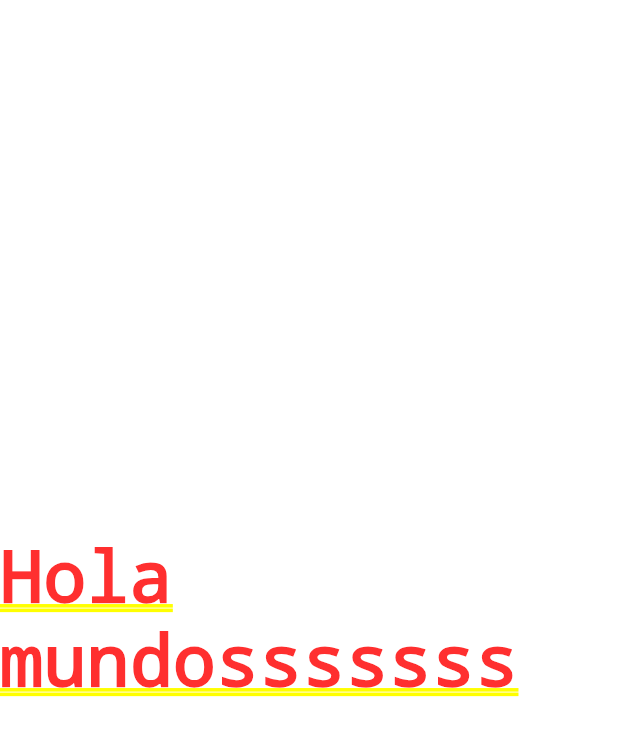
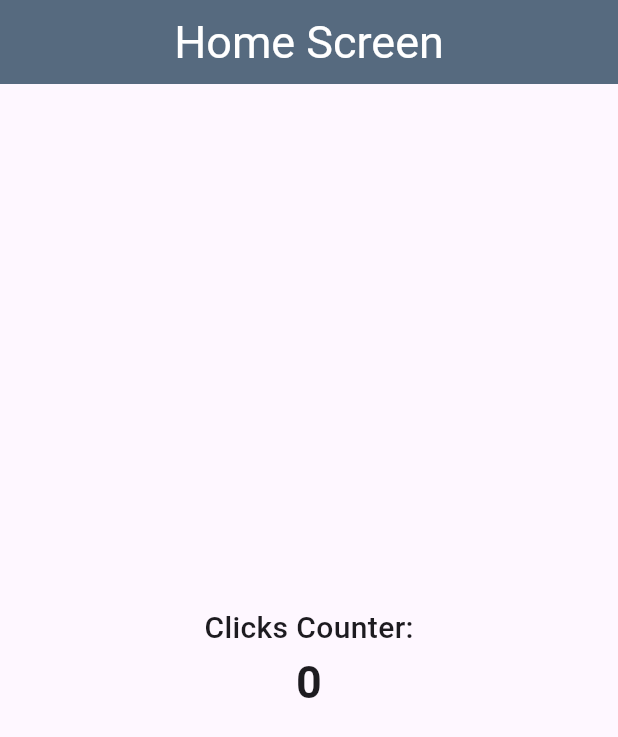
Before and after one commit to RudyCancax/First-Flutter-App, a Flutter app: the screen it shows after launch, on a phone screen of 412 x 824 dp. Shown: the top 737 px of the screen. Run offline on Flutter 3.47's test engine with Material 3 defaults, Android fonts, the phone set to English and light mode, and no system bars.

Commit message:
Feat: Scafold, column and text styles

```diff
--- a/lib/main.dart
+++ b/lib/main.dart
@@ -10,6 +10,9 @@ class MyApp extends StatelessWidget {
 
   @override
   Widget build(BuildContext context) {
-    return const HomeScreen();
+    return const MaterialApp(
+      debugShowCheckedModeBanner: false,
+      home: HomeScreen(),
+    );
   }
 }
--- a/lib/screens/home_screen.dart
+++ b/lib/screens/home_screen.dart
@@ -5,9 +5,26 @@ class HomeScreen extends StatelessWidget {
 
   @override
   Widget build(BuildContext context) {
-    return const MaterialApp(
-      debugShowCheckedModeBanner: false,
-      home: Center(child: Text("Hola mundosssssss")),
+    var counter = 0;
+    return Scaffold(
+      appBar: AppBar(
+        title: const Center(child: Text("Home Screen")),
+        backgroundColor: Colors.blueGrey[600],
+        titleTextStyle: const TextStyle(color: Colors.white, fontSize: 30),
+        elevation: 10.0,
+      ),
+      body: Center(
+          child: Column(
+        mainAxisAlignment: MainAxisAlignment.center,
+        children: [
+          const Text("Clicks Counter:",
+              style: TextStyle(fontSize: 20, fontWeight: FontWeight.w500)),
+          Text(
+            "$counter",
+            style: const TextStyle(fontSize: 30, fontWeight: FontWeight.w700),
+          )
+        ],
+      )),
     );
   }
 }
```
